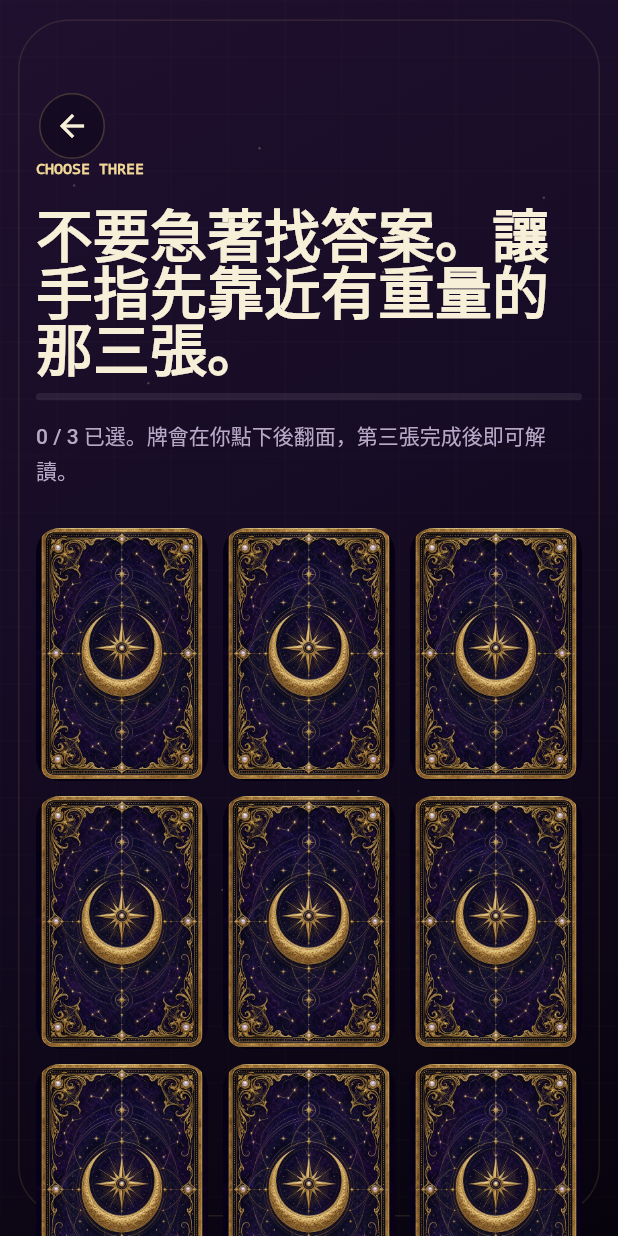
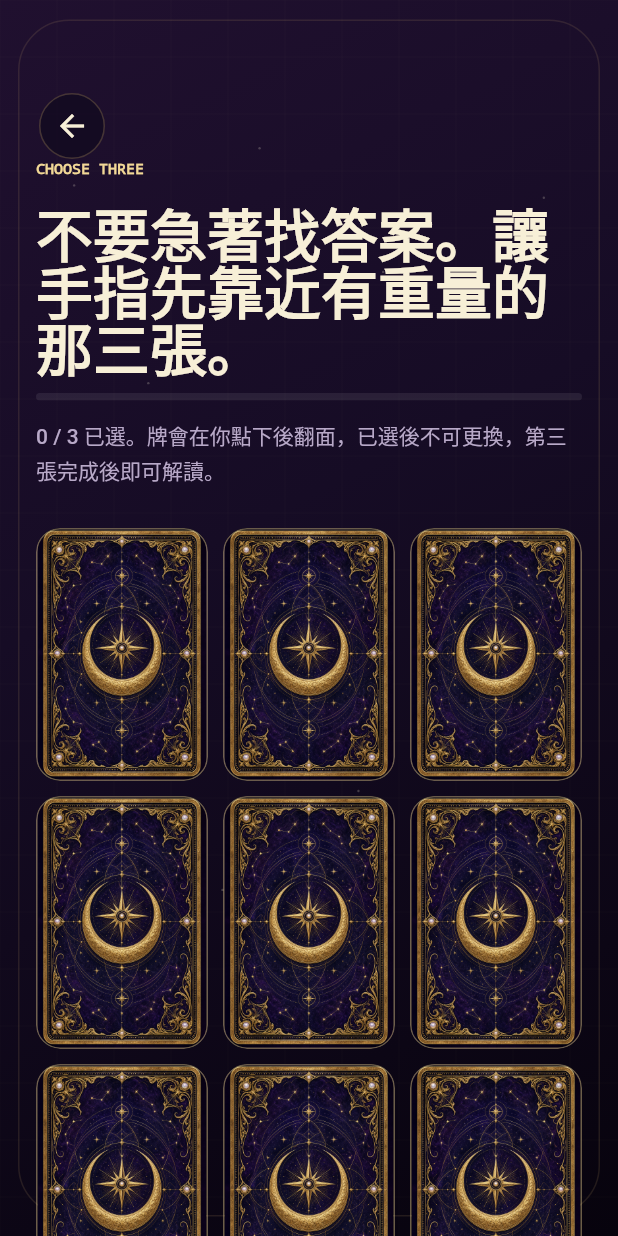
Before and after one commit to Karry-Lin/pocket-tarot, a Flutter app: the DrawScreen screen opened by its route, on a phone screen of 412 x 824 dp. Run offline on Flutter 3.47's test engine with Material 3 defaults, Android fonts, the phone set to English and light mode, and no system bars; our stand-ins replace dio, firebase_auth, firebase_core, flutter_markdown_plus, flutter_riverpod, geolocator and 3 more; accounts and stored records are empty; network calls fail; Roboto replaces fonts that are missing (Noto Sans TC).

Commit message:
style: 修正深度占卜抽牌流程

```diff
--- a/flutter/lib/main.dart
+++ b/flutter/lib/main.dart
@@ -1617,7 +1617,6 @@ class DivinationScreen extends ConsumerStatefulWidget {
 class _DivinationScreenState extends ConsumerState<DivinationScreen> {
   final TextEditingController _questionController = TextEditingController();
   DeepReadingState _deepState = const DeepReadingState.initial();
-  bool _visualSubmittingQuestion = false;
 
   @override
   void dispose() {
@@ -1655,12 +1654,8 @@ class _DivinationScreenState extends ConsumerState<DivinationScreen> {
     }
   }
 
-  Future<void> _openVisualDraw() async {
-    setState(() => _visualSubmittingQuestion = true);
-    await Future<void>.delayed(const Duration(milliseconds: 850));
-    if (mounted) {
+  void _openVisualDraw() {
     context.go('/draw');
-    }
   }
 
   Future<void> _toggleCard(int index) async {
@@ -1727,13 +1722,6 @@ class _DivinationScreenState extends ConsumerState<DivinationScreen> {
   Widget _deepContent(BuildContext context) {
     final l10n = AppLocalizations.of(context)!;
     final usesChinese = _usesChineseCardText(l10n);
-
-    if (_visualSubmittingQuestion) {
-      return const ArcanaLoadingView(
-        title: '占卜中',
-        message: '正在替你的問題洗牌，準備進入三張牌陣。',
-      );
-    }
 
     return Column(
       crossAxisAlignment: CrossAxisAlignment.stretch,
@@ -1832,7 +1820,7 @@ class _DivinationScreenState extends ConsumerState<DivinationScreen> {
                     if (visualFixtureMode && usesChinese)
                       ArcanaPrimaryButton(
                         onPressed: _openVisualDraw,
-                        child: const Text('發送問題並抽牌'),
+                        child: const Text('進行深度占卜'),
                       )
                     else
                       FilledButton.icon(
@@ -1945,12 +1933,12 @@ class _DrawScreenState extends State<DrawScreen> {
   bool _isCreatingResult = false;
 
   void _toggleCard(int index) {
+    if (_selectedIndexes.contains(index) || _selectedIndexes.length >= 3) {
+      return;
+    }
+
     setState(() {
-      if (_selectedIndexes.contains(index)) {
-        _selectedIndexes.remove(index);
-      } else if (_selectedIndexes.length < 3) {
       _selectedIndexes.add(index);
-      }
     });
   }
 
@@ -2005,7 +1993,7 @@ class _DrawScreenState extends State<DrawScreen> {
               const SizedBox(height: 12),
               _ProgressLine(progress: selectedCount / 3),
               const SizedBox(height: 12),
-              Text('$selectedCount / 3 已選。牌會在你點下後翻面，第三張完成後即可解讀。'),
+              Text('$selectedCount / 3 已選。牌會在你點下後翻面，已選後不可更換，第三張完成後即可解讀。'),
               const SizedBox(height: 28),
               GridView.builder(
                 key: const ValueKey('visual-draw-grid'),
@@ -2017,12 +2005,19 @@ class _DrawScreenState extends State<DrawScreen> {
                   crossAxisSpacing: 10,
                   mainAxisSpacing: 10,
                 ),
-                itemCount: _drawCardLabels.length,
-                itemBuilder: (context, index) => _VisualDrawCard(
-                  label: _drawCardLabels[index],
+                itemCount: _drawCards.length,
+                itemBuilder: (context, index) {
+                  final card = _drawCards[index];
+                  final selectedOrder =
+                      _selectedIndexes.toList().indexOf(index) + 1;
+                  return _VisualDrawCard(
+                    label: card.label,
+                    imagePath: _imageForCardId(card.cardId),
                     selected: _selectedIndexes.contains(index),
+                    selectedOrder: selectedOrder,
                     onTap: () => _toggleCard(index),
-                ),
+                  );
+                },
               ),
               const SizedBox(height: 18),
               ArcanaPrimaryButton(
@@ -2193,12 +2188,16 @@ class _ProgressLine extends StatelessWidget {
 class _VisualDrawCard extends StatelessWidget {
   const _VisualDrawCard({
     required this.label,
+    required this.imagePath,
     required this.selected,
+    required this.selectedOrder,
     required this.onTap,
   });
 
   final String label;
+  final String imagePath;
   final bool selected;
+  final int selectedOrder;
   final VoidCallback onTap;
 
   @override
@@ -2211,20 +2210,106 @@ class _VisualDrawCard extends StatelessWidget {
         child: Stack(
           fit: StackFit.expand,
           children: [
-            Image.asset('assets/images/card-back.png', fit: BoxFit.cover),
-            if (selected)
+            AnimatedSwitcher(
+              duration: const Duration(milliseconds: 360),
+              switchInCurve: Curves.easeOutCubic,
+              switchOutCurve: Curves.easeInCubic,
+              transitionBuilder: (child, animation) {
+                final curved = CurvedAnimation(
+                  parent: animation,
+                  curve: Curves.easeOutCubic,
+                );
+                return FadeTransition(
+                  opacity: curved,
+                  child: ScaleTransition(
+                    scale: Tween<double>(begin: 0.96, end: 1).animate(curved),
+                    child: child,
+                  ),
+                );
+              },
+              child: selected
+                  ? Image.asset(
+                      imagePath,
+                      key: ValueKey('front-$imagePath'),
+                      fit: BoxFit.cover,
+                    )
+                  : Image.asset(
+                      'assets/images/card-back.png',
+                      key: const ValueKey('card-back'),
+                      fit: BoxFit.cover,
+                    ),
+            ),
             DecoratedBox(
               decoration: BoxDecoration(
-                  border: Border.all(color: _ArcanaColors.gold2, width: 2),
-                  color: _ArcanaColors.ink.withValues(alpha: 0.28),
-                ),
+                borderRadius: BorderRadius.circular(16),
+                border: Border.all(
+                  color: selected
+                      ? _ArcanaColors.gold2
+                      : _ArcanaColors.gold2.withValues(alpha: 0.42),
+                  width: selected ? 2 : 1,
+                ),
+                boxShadow: selected
+                    ? [
+                        BoxShadow(
+                          color: _ArcanaColors.gold2.withValues(alpha: 0.18),
+                          blurRadius: 18,
+                        ),
+                      ]
+                    : null,
+              ),
+            ),
+            if (selected)
+              Positioned(
+                top: 7,
+                right: 7,
+                child: DecoratedBox(
+                  decoration: BoxDecoration(
+                    shape: BoxShape.circle,
+                    color: _ArcanaColors.gold2,
+                    border: Border.all(color: _ArcanaColors.ink2),
+                  ),
+                  child: SizedBox.square(
+                    dimension: 24,
                     child: Center(
                       child: Text(
+                        '$selectedOrder',
+                        style: _bodyTextStyle(
+                          fontSize: 12,
+                          fontWeight: FontWeight.w900,
+                          color: _ArcanaColors.ink2,
+                          height: 1,
+                        ),
+                      ),
+                    ),
+                  ),
+                ),
+              ),
+            if (selected)
+              Positioned(
+                right: 5,
+                bottom: 5,
+                left: 5,
+                child: DecoratedBox(
+                  decoration: BoxDecoration(
+                    borderRadius: BorderRadius.circular(999),
+                    color: _ArcanaColors.ink.withValues(alpha: 0.68),
+                  ),
+                  child: Padding(
+                    padding: const EdgeInsets.symmetric(
+                      horizontal: 6,
+                      vertical: 4,
+                    ),
+                    child: Text(
                       label,
+                      maxLines: 1,
+                      overflow: TextOverflow.ellipsis,
                       textAlign: TextAlign.center,
-                    style: Theme.of(context).textTheme.bodySmall?.copyWith(
+                      style: _bodyTextStyle(
+                        fontSize: 10,
+                        fontWeight: FontWeight.w800,
                         color: _ArcanaColors.ivory,
-                      fontWeight: FontWeight.w800,
+                        height: 1,
+                      ),
                     ),
                   ),
                 ),
@@ -2256,16 +2341,23 @@ class _VisualBulletText extends StatelessWidget {
   }
 }
 
-const _drawCardLabels = [
-  '過去的霧',
-  '現在的門',
-  '尚未命名',
-  '內在潮汐',
-  '月下答案',
-  '隱形代價',
-  '需要放下',
-  '可以靠近',
-  '下一步',
+class _VisualDrawCardData {
+  const _VisualDrawCardData(this.label, this.cardId);
+
+  final String label;
+  final String cardId;
+}
+
+const _drawCards = [
+  _VisualDrawCardData('過去的霧', 'major-18-moon'),
+  _VisualDrawCardData('現在的門', 'major-14-temperance'),
+  _VisualDrawCardData('尚未命名', 'major-17-star'),
+  _VisualDrawCardData('內在潮汐', 'cups-02-two'),
+  _VisualDrawCardData('月下答案', 'swords-06-six'),
+  _VisualDrawCardData('隱形代價', 'major-16-tower'),
+  _VisualDrawCardData('需要放下', 'major-00-fool'),
+  _VisualDrawCardData('可以靠近', 'major-11-justice'),
+  _VisualDrawCardData('下一步', 'major-09-hermit'),
 ];
 
 class LibraryScreen extends ConsumerStatefulWidget {
```
Lines whose indentation alone changed are shown as unchanged.
